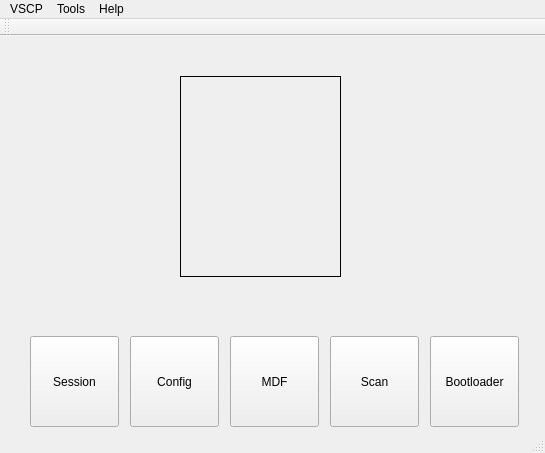
The window that src/mainwindow.ui (grodansparadis/vscp-works-qt) describes before a commit, drawn with Qt 5.
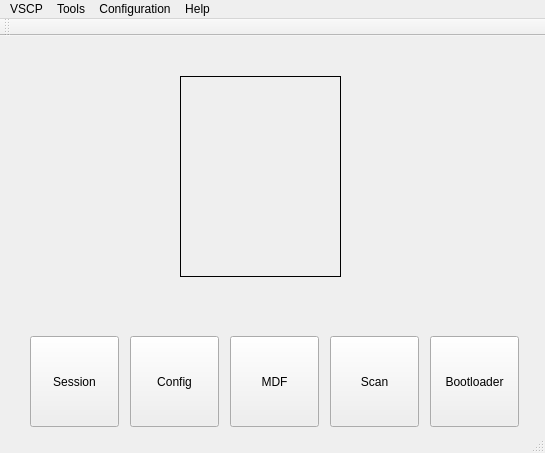
The same window after the commit. Icons and pictures are not drawn.

```diff
--- a/src/mainwindow.ui
+++ b/src/mainwindow.ui
@@ -162,8 +162,15 @@
     <addaction name="separator"/>
     <addaction name="actionAbout"/>
    </widget>
+   <widget class="QMenu" name="menuConfiguration">
+    <property name="title">
+     <string>Configuration</string>
+    </property>
+    <addaction name="actionSettings_2"/>
+   </widget>
    <addaction name="menutest"/>
    <addaction name="menuTools"/>
+   <addaction name="menuConfiguration"/>
    <addaction name="menuHelp"/>
   </widget>
   <widget class="QStatusBar" name="statusbar"/>
```
Left out of the diff: 5 changed lines with no effect on the pictures.
